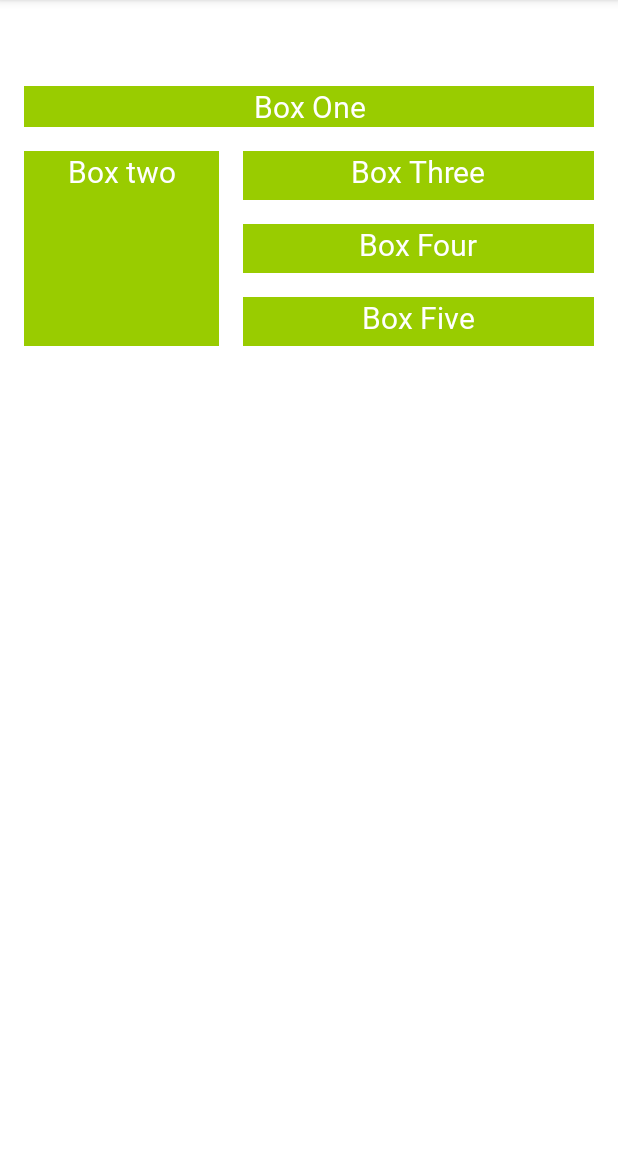
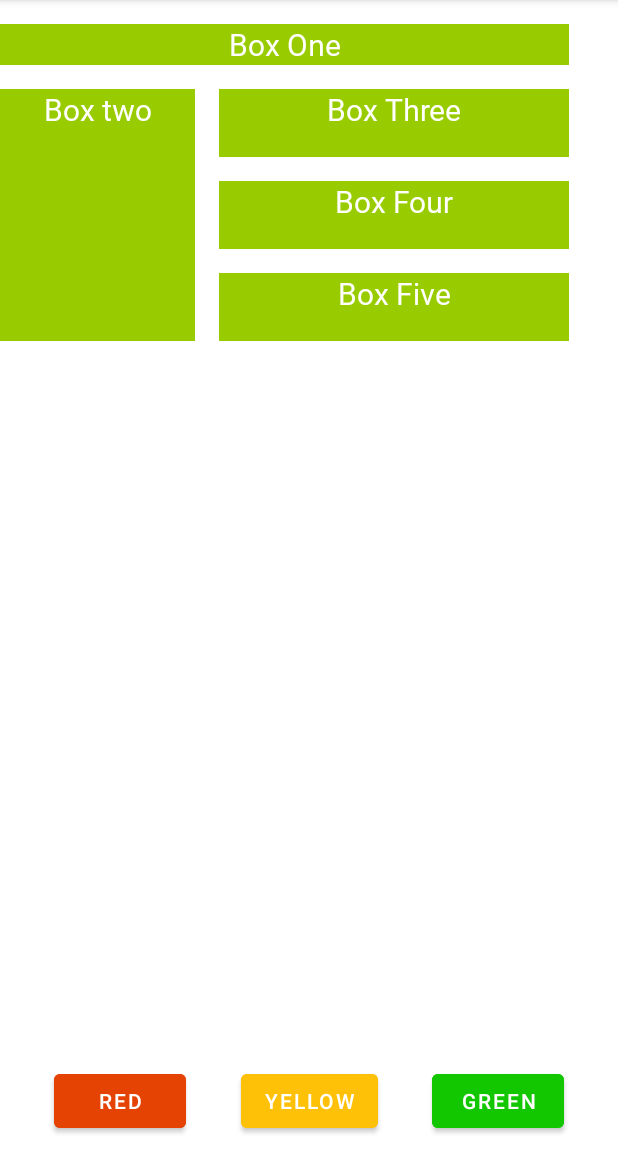
Before and after one commit to Dipeoliver/Dev_Venture, an Android app: the screen it shows after launch (MainActivity), on a phone screen of 412 x 824 dp, the part 84-1236 px from its top. Run offline under Robolectric (Android 15) with nearby library versions, the phone set to English and light mode, and no system bars; Roboto replaces fonts that are not available here.

Commit message:
add colors button

```diff
--- a/ColorMyViews/app/src/main/res/layout/activity_main.xml
+++ b/ColorMyViews/app/src/main/res/layout/activity_main.xml
@@ -4,30 +4,30 @@
     xmlns:tools="http://schemas.android.com/tools"
     android:layout_width="match_parent"
     android:layout_height="match_parent"
+    android:layout_marginBottom="10dp"
     tools:context=".MainActivity">
 
     <TextView
         android:id="@+id/boxOne"
         style="@style/whiteBox"
-        android:layout_width="0dp"
+        android:layout_width="379dp"
         android:layout_height="wrap_content"
-        android:layout_margin="16dp"
-        android:layout_marginBottom="16dp"
+        android:layout_marginTop="16dp"
         android:fontFamily="@font/roboto"
         android:text="Box One"
-        app:layout_constraintBottom_toTopOf="@+id/boxTwo"
-        app:layout_constraintEnd_toEndOf="parent"
-        app:layout_constraintHorizontal_bias="1.0"
-        app:layout_constraintStart_toStartOf="parent" />
+        app:layout_constraintTop_toTopOf="parent"
+        tools:layout_editor_absoluteX="16dp" />
 
     <TextView
         android:id="@+id/boxTwo"
         style="@style/whiteBox"
         android:layout_width="@dimen/box_two_width"
-        android:layout_height="@dimen/box_two_height"
+        android:layout_height="0dp"
+        android:layout_marginTop="16dp"
         android:text="Box two"
         app:layout_constraintBottom_toTopOf="@+id/guideline4"
-        app:layout_constraintStart_toStartOf="@+id/boxOne" />
+        app:layout_constraintStart_toStartOf="@+id/boxOne"
+        app:layout_constraintTop_toBottomOf="@+id/boxOne" />
 
     <TextView
         android:id="@+id/boxThree"
@@ -72,7 +72,41 @@
         android:layout_width="wrap_content"
         android:layout_height="wrap_content"
         android:orientation="horizontal"
-        app:layout_constraintGuide_percent="0.30
+        app:layout_constraintGuide_percent="0.3
 " />
 
+    <Button
+        android:id="@+id/buttonRed"
+        android:layout_width="wrap_content"
+        android:layout_height="wrap_content"
+        android:backgroundTint="@color/red"
+        android:text="@string/button_red"
+        app:layout_constraintBottom_toBottomOf="parent"
+        app:layout_constraintEnd_toStartOf="@+id/button_yellow"
+        app:layout_constraintHorizontal_bias="0.5"
+        app:layout_constraintHorizontal_chainStyle="spread"
+        app:layout_constraintStart_toStartOf="parent" />
+
+    <Button
+        android:id="@+id/button_yellow"
+        android:layout_width="wrap_content"
+        android:layout_height="wrap_content"
+        android:backgroundTint="@color/yellow"
+        android:text="@string/button_yellow"
+        app:layout_constraintBottom_toBottomOf="parent"
+        app:layout_constraintEnd_toStartOf="@+id/buttonGreen"
+        app:layout_constraintHorizontal_bias="0.5"
+        app:layout_constraintStart_toEndOf="@+id/buttonRed" />
+
+    <Button
+        android:id="@+id/buttonGreen"
+        android:layout_width="wrap_content"
+        android:layout_height="wrap_content"
+        android:backgroundTint="@color/green"
+        android:text="@string/button_green"
+        app:layout_constraintBottom_toBottomOf="parent"
+        app:layout_constraintEnd_toEndOf="parent"
+        app:layout_constraintHorizontal_bias="0.5"
+        app:layout_constraintStart_toEndOf="@+id/button_yellow" />
+
 </androidx.constraintlayout.widget.ConstraintLayout>
--- a/ColorMyViews/app/src/main/res/values/colors.xml
+++ b/ColorMyViews/app/src/main/res/values/colors.xml
@@ -7,4 +7,9 @@
     <color name="teal_700">#FF018786</color>
     <color name="black">#FF000000</color>
     <color name="white">#FFFFFFFF</color>
+
+    <color name="grey">#BABABA</color>
+    <color name="green">#12C700</color>
+    <color name="red">#E54304</color>
+    <color name="yellow">#FFC107</color>
 </resources>
--- a/ColorMyViews/app/src/main/res/values/strings.xml
+++ b/ColorMyViews/app/src/main/res/values/strings.xml
@@ -1,3 +1,6 @@
 <resources>
     <string name="app_name">ColorMyViews</string>
+    <string name="button_red">Red</string>
+    <string name="button_yellow">Yellow</string>
+    <string name="button_green">Green</string>
 </resources>
--- a/ColorMyViews/app/src/main/res/values/style.xml
+++ b/ColorMyViews/app/src/main/res/values/style.xml
@@ -2,6 +2,7 @@
 <resources>
     <style name="whiteBox">
         <item name="android:background">@android:color/holo_green_light</item>
+
         <item name="android:textAlignment">center</item>
         <item name="android:textSize">@dimen/box_text_size</item>
         <item name="android:textColor">@android:color/white</item>
```
